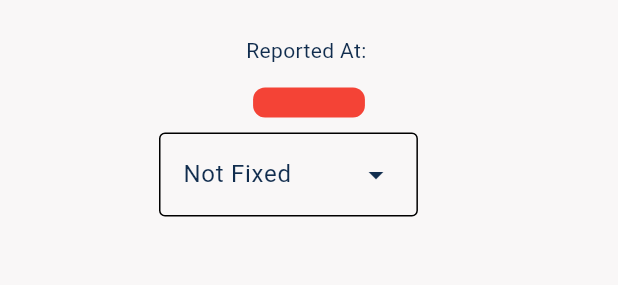
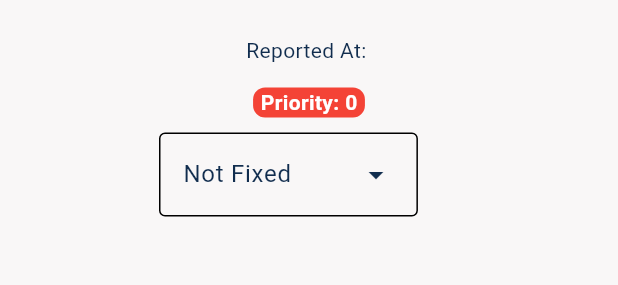
Before and after one commit to RabinComputersPatrol/rabincomputerspatrol.github.io, a Flutter app: the ReportPage widget shown alone on an empty page, opened directly with empty values, on a phone screen of 412 x 824 dp. Shown: the part 352-637 px from the top of the screen. Run offline on Flutter 3.47's test engine with Material 3 defaults, Android fonts, the phone set to English and light mode, and no system bars; our stand-ins replace cloud_firestore, firebase_core, shared_preferences; accounts and stored records are empty.

Commit message:
cleaning up

```diff
--- a/lib/pages/report_page.dart
+++ b/lib/pages/report_page.dart
@@ -9,7 +9,6 @@ import 'package:rabincomputerspatrol/services/api/issue_report.dart';
 import 'package:rabincomputerspatrol/services/firebase/firebase_api.dart';
 import 'package:rabincomputerspatrol/services/priority.dart';
 import 'package:rabincomputerspatrol/services/theme.dart';
-import 'package:rabincomputerspatrol/widgets/dialog_widgets/toggle_dialog_switch.dart';
 
 class ReportPage extends StatefulWidget {
   final IssueReport report;
@@ -78,9 +77,9 @@ class _ReportPageState extends State<ReportPage> {
               ),
               child: (Text(
                 "Priority: ${widget.report.priority}",
-                style: TextStyle(
+                style: const TextStyle(
                   fontWeight: FontWeight.bold,
-                  color: GlobalTheme().textColor,
+                  color: Colors.white,
                 ),
               )),
             ),
--- a/lib/pages/support_page.dart
+++ b/lib/pages/support_page.dart
@@ -153,13 +153,13 @@ class _SupportPageState extends State<SupportPage> {
                 initialSelection: _priority,
                 dropdownMenuEntries: [
                   DropdownMenuEntry(
-                      value: Priorities.veryErgent, label: ('דחוף מאוד')),
-                  DropdownMenuEntry(value: Priorities.ergent, label: ('דחוף')),
+                      value: Priorities.veryUrgent, label: ('דחוף מאוד')),
+                  DropdownMenuEntry(value: Priorities.urgent, label: ('דחוף')),
                   DropdownMenuEntry(
                       value: Priorities.important, label: ('חשוב')),
                   DropdownMenuEntry(value: Priorities.normal, label: ('רגיל')),
                   DropdownMenuEntry(
-                      value: Priorities.nonErgent, label: ('לא דחוף')),
+                      value: Priorities.nonUrgent, label: ('לא דחוף')),
                 ],
                 onSelected: (Priority? newValue) {
                   setState(() {
--- a/lib/services/theme.dart
+++ b/lib/services/theme.dart
@@ -3,9 +3,9 @@ import 'package:flutter/scheduler.dart';
 import 'package:provider/provider.dart';
 
 class GlobalTheme extends ChangeNotifier {
-  bool _isDarkMode = false;
+  static bool _isDarkMode = false;
 
-  bool get isDarkMode => _isDarkMode;
+  static bool get isDarkMode => _isDarkMode;
 
   Color get textColor => Colors.red;
 
@@ -54,7 +54,7 @@ class ThemeToggleButton extends StatelessWidget {
     final themeNotifier = Provider.of<GlobalTheme>(context);
 
     return IconButton(
-      icon: themeNotifier.isDarkMode
+      icon: GlobalTheme.isDarkMode
           ? const Icon(Icons.light_mode)
           : const Icon(Icons.dark_mode),
       onPressed: () {
```
Also changed, not shown: pubspec.lock.
